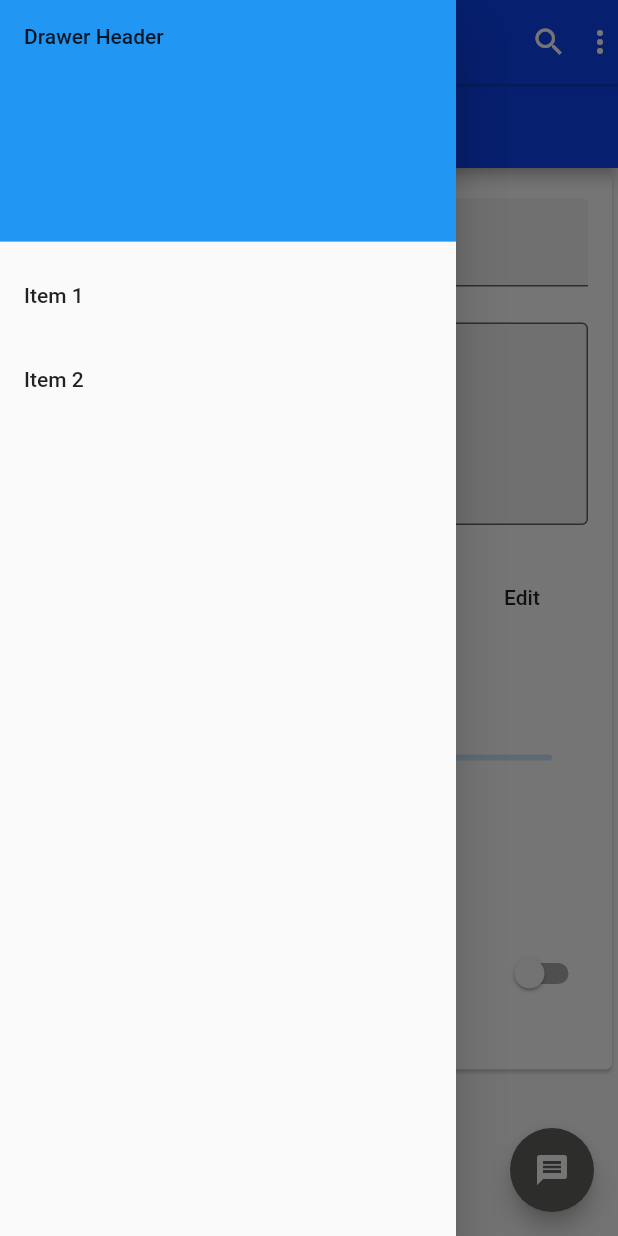
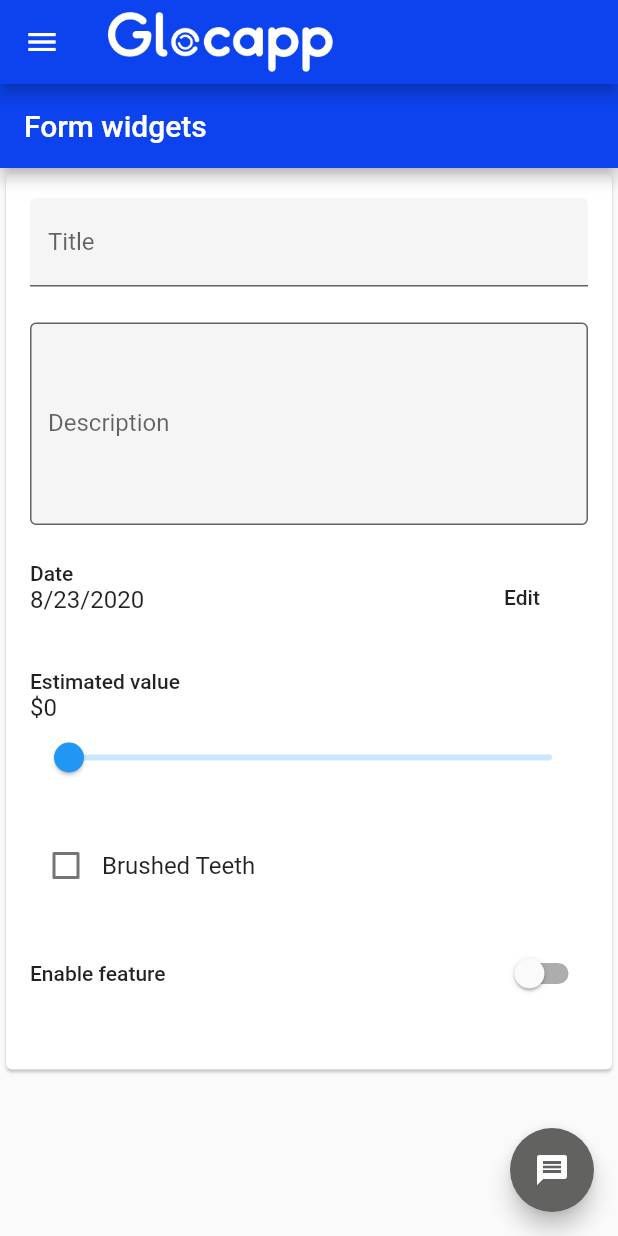
Before and after one commit to SagredoIsmael/FlutterApp, a Flutter app: the screen it shows after launch, in the side drawer, after a tap on "Item 2", on a phone screen of 412 x 824 dp. Run offline on Flutter 3.47's test engine with Material 2 defaults, Android fonts, the phone set to English and light mode, and no system bars.

```diff
--- a/lib/main.dart
+++ b/lib/main.dart
@@ -1,6 +1,6 @@
 import 'package:flutter/material.dart';
-import 'package:glocapp/constants.dart';
-import 'package:glocapp/pages/navigation.dart';
+import 'package:glocapp/utils/constants.dart';
+import 'package:glocapp/pages/MainScreen.dart';
 
 void main() => runApp(MyApp());
 
@@ -8,13 +8,13 @@ class MyApp extends StatelessWidget {
   @override
   Widget build(BuildContext context) {
     return MaterialApp(
-      title: 'Glocapp     ',
+      title: 'Glocapp',
       theme: ThemeData(
         primaryColor: primaryColor,
         accentColor: secondaryColor,
         visualDensity: VisualDensity.adaptivePlatformDensity,
       ),
-      home: Navigation(),
+      home: MainScreen(),
     );
   }
 }
--- a/lib/pages/navigation.dart
+++ b/lib/pages/MainScreen.dart
@@ -1,15 +1,15 @@
 import 'package:flutter/cupertino.dart';
 import 'package:flutter/material.dart';
-import 'package:glocapp/pages/BudgetScreen.dart';
+import 'package:glocapp/Widgets/Form.dart';
 
-class Navigation extends StatefulWidget {
+class MainScreen extends StatefulWidget {
   @override
   State<StatefulWidget> createState() {
-    return new NavigationState();
+    return new MainScreenState();
   }
 }
 
-class NavigationState extends State<Navigation> with SingleTickerProviderStateMixin {
+class MainScreenState extends State<MainScreen> {
 
   @override
   void initState() {
@@ -25,20 +25,11 @@ class NavigationState extends State<Navigation> with SingleTickerProviderStateMi
   Widget build(BuildContext context) {
     return Scaffold(
       appBar: AppBar(
-        title: Text("Glocapp"),
-        elevation: 0.7,
-        actions: <Widget>[
-          Icon(Icons.search),
-          Padding(
-            padding: const EdgeInsets.symmetric(horizontal: 5.0),
-          ),
-          Icon(Icons.more_vert)
-        ],
+        title: Image.asset('assets/images/glocapp_white.png', fit: BoxFit.contain, width: 150),
       ),
       body: Center(child: BudgetScreen()),
       drawer: Drawer(
         child: ListView(
-          // Important: Remove any padding from the ListView.
           padding: EdgeInsets.zero,
           children: <Widget>[
             DrawerHeader(
@@ -56,8 +47,7 @@ class NavigationState extends State<Navigation> with SingleTickerProviderStateMi
             ListTile(
               title: Text('Item 2'),
               onTap: () {
-                // Update the state of the app.
-                // ...
+                Navigator.pop(context);
               },
             ),
           ],
```
Also changed, not shown: pubspec.yaml (+2 -31 lines), assets/images/glocapp_white.png (added), lib/utils/constants.dart (renamed from lib/constants.dart), lib/widgets/Form.dart (renamed from lib/pages/BudgetScreen.dart).
